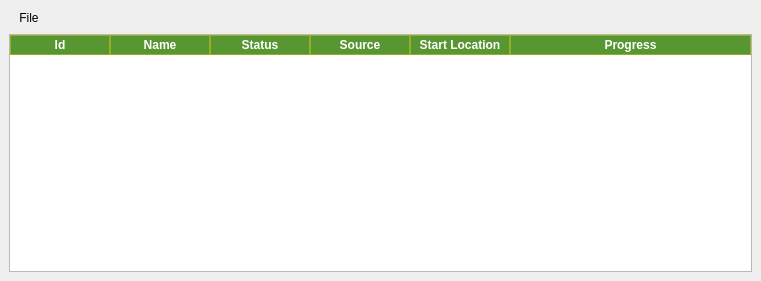
Qt form code/ui/ui_FmvManager.ui (All4Gis/QGISFMV) before a commit.
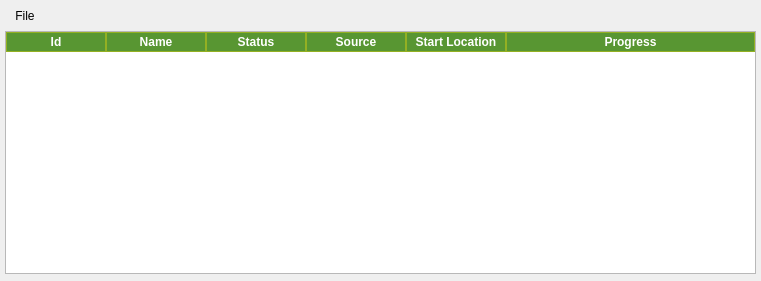
The same form after that commit. Icons and pictures are not drawn.

Patch:
```diff
--- a/code/ui/ui_FmvManager.ui
+++ b/code/ui/ui_FmvManager.ui
@@ -25,6 +25,21 @@
   </property>
   <widget class="QWidget" name="dockWidgetContents">
    <layout class="QVBoxLayout" name="verticalLayout">
+    <property name="spacing">
+     <number>5</number>
+    </property>
+    <property name="leftMargin">
+     <number>5</number>
+    </property>
+    <property name="topMargin">
+     <number>7</number>
+    </property>
+    <property name="rightMargin">
+     <number>5</number>
+    </property>
+    <property name="bottomMargin">
+     <number>7</number>
+    </property>
     <item>
      <widget class="QMenuBar" name="menubarwidget">
       <property name="styleSheet">
```
